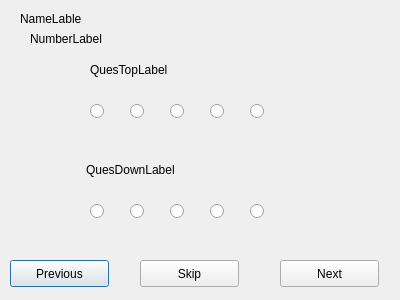
The window that qualificationinit.ui (abhinavthukral28/stuPID) describes before a commit, drawn with Qt 5.
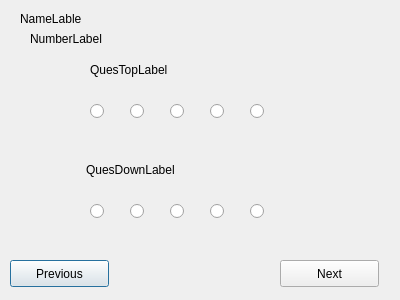
The same window after the commit.

Commit message: Added qualificationinit controller

The edit to the form file:
```diff
--- a/qualificationinit.ui
+++ b/qualificationinit.ui
@@ -26,19 +26,6 @@
     <string>Previous</string>
    </property>
   </widget>
-  <widget class="QPushButton" name="SkipButton">
-   <property name="geometry">
-    <rect>
-     <x>140</x>
-     <y>260</y>
-     <width>99</width>
-     <height>27</height>
-    </rect>
-   </property>
-   <property name="text">
-    <string>Skip</string>
-   </property>
-  </widget>
   <widget class="QPushButton" name="NextButton">
    <property name="geometry">
     <rect>
```
Left out of the diff: 3 changed lines with no effect on the pictures. The commit also changes 3 other files.
